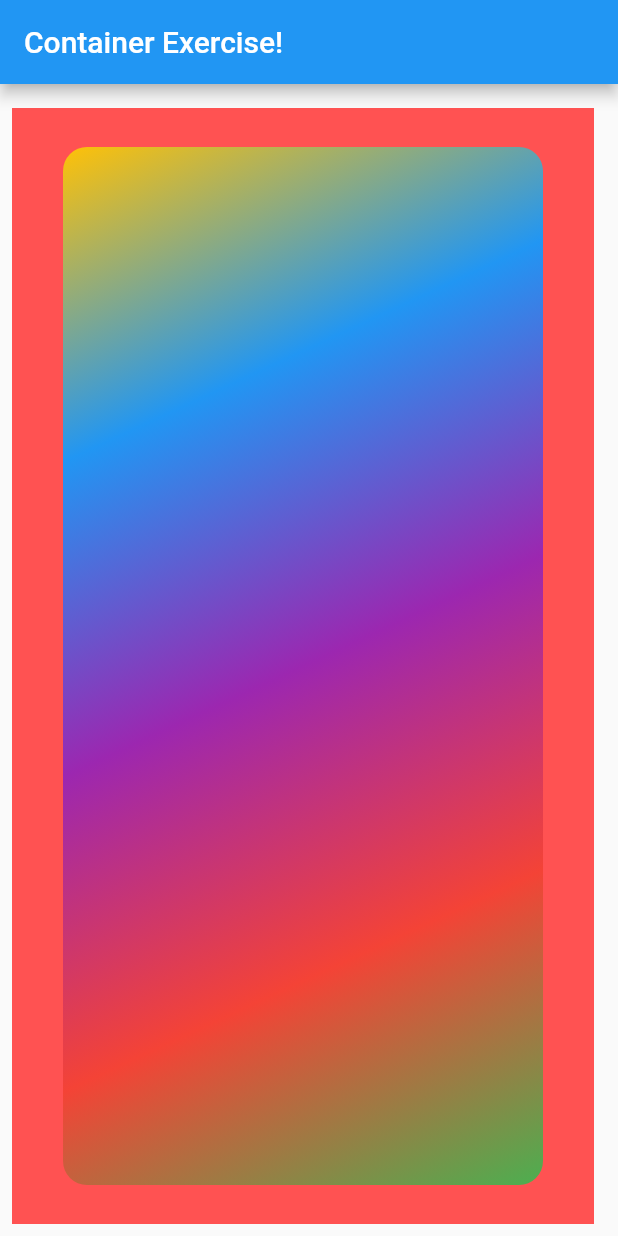
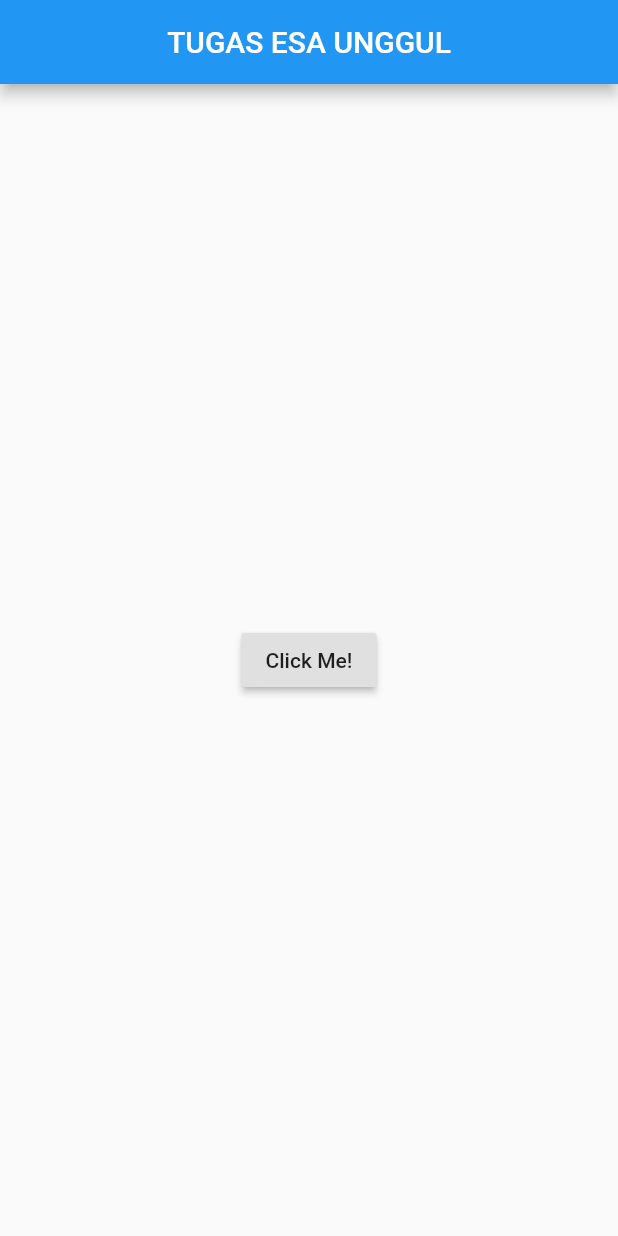
Before and after one commit to HoseaTirtajaya/FlutterFundamentals, a Flutter app: the screen it shows after launch, on a phone screen of 412 x 824 dp. Run offline on Flutter 3.47's test engine with Material 2 defaults, Android fonts, the phone set to English and light mode, and no system bars.

Commit message:
Creating Alert Button(basic)

```diff
--- a/lib/main.dart
+++ b/lib/main.dart
@@ -8,25 +8,42 @@ class MyApp extends StatelessWidget {
   @override
   Widget build(BuildContext context) {
     return MaterialApp(
-        home: Scaffold(
-      appBar: AppBar(title: Text("Container Exercise!")),
-      body: Container(
-        color: Colors.redAccent,
-        margin: EdgeInsets.fromLTRB(8, 16, 16, 8),
-        padding: EdgeInsets.only(top: 16, bottom: 16, left: 24, right: 24),
-        child: Container(
-          decoration: BoxDecoration(
-              gradient: LinearGradient(colors: <Color>[
-                Colors.amber,
-                Colors.blue,
-                Colors.purple,
-                Colors.red,
-                Colors.green
-              ], begin: Alignment.topLeft, end: Alignment.bottomRight),
-              borderRadius: BorderRadius.circular(16)),
-          margin: EdgeInsets.all(10),
+      title: "PopUp Dialog App",
+      theme: ThemeData(primarySwatch: Colors.blue),
+      home: homepage(),
+    );
+  }
+}
+
+class homepage extends StatelessWidget {
+  @override
+  Widget build(BuildContext context) {
+    return Scaffold(
+      appBar: AppBar(
+        title: Text("TUGAS ESA UNGGUL"),
+        centerTitle: true,
+      ),
+      body: Center(
+        child: RaisedButton(
+          child: Text("Click Me!"),
+          onPressed: () {
+            showDialog(
+                context: context,
+                builder: (context) {
+                  return AlertDialog(
+                    title: Text("Pop Up Alert!"),
+                    content: Text("Body of Alert"),
+                    actions: <Widget>[
+                      FlatButton(
+                        child: Text("Got it!"),
+                        onPressed: () {},
+                      )
+                    ],
+                  );
+                });
+          },
         ),
       ),
-    ));
+    );
   }
 }
```
